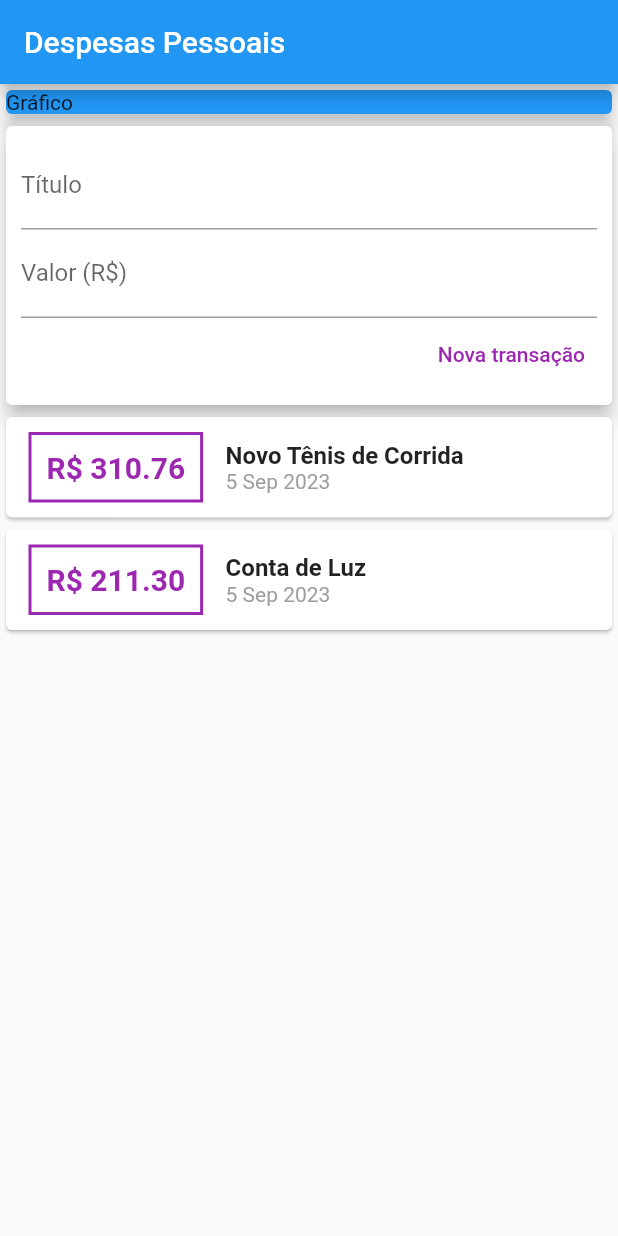
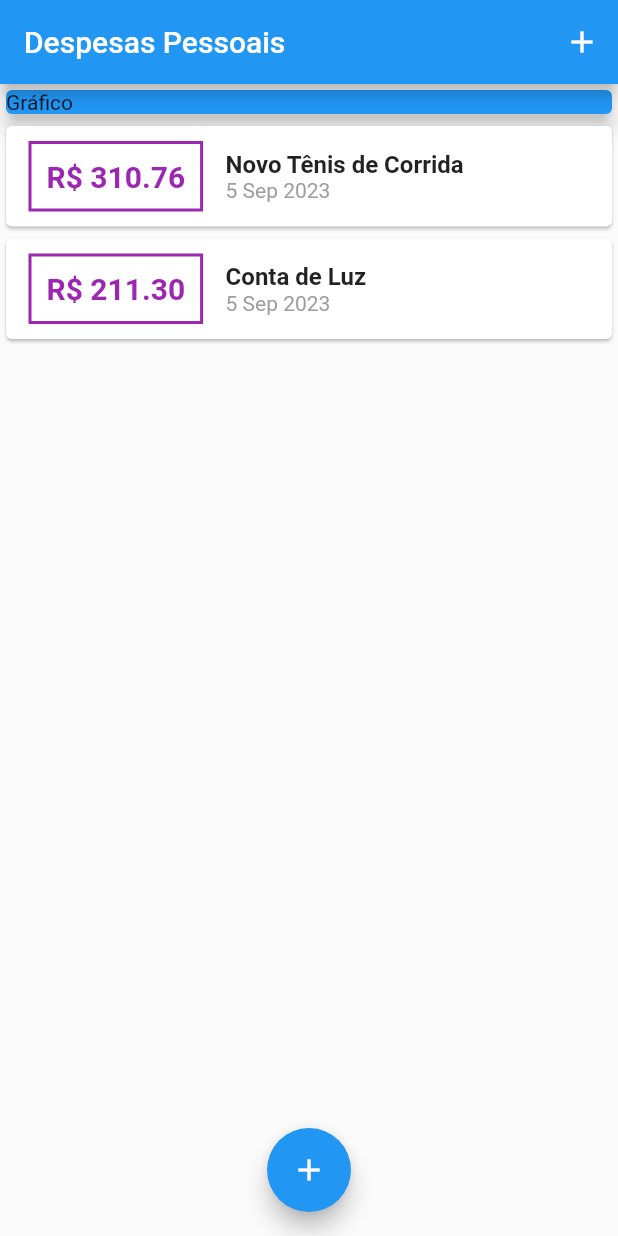
Before and after one commit to FranciscoCFranco/DespesasPessoais, a Flutter app: the screen it shows after launch, on a phone screen of 412 x 824 dp. Run offline on Flutter 3.47's test engine with Material 2 defaults, Android fonts, the phone set to English and light mode, and no system bars.

Commit message:
adding modal to transaction

```diff
--- a/expenses/lib/components/transaction_form.dart
+++ b/expenses/lib/components/transaction_form.dart
@@ -1,58 +1,68 @@
 import 'package:flutter/material.dart';
 
-class TransactionForm extends StatelessWidget {
-  final void Function(String title, double value) onSubmit;
-  TransactionForm(this.onSubmit);
+class TransactionForm extends StatefulWidget {
+  final void Function(String, double) onSubmit;
+
+  const TransactionForm(this.onSubmit, {Key? key}) : super(key: key);
 
   @override
-  Widget build(BuildContext context) {
+  State<TransactionForm> createState() => _TransactionFormState();
+}
+
+class _TransactionFormState extends State<TransactionForm> {
   final titleController = TextEditingController();
+
   final valueController = TextEditingController();
 
   _submitForm() {
     final title = titleController.text;
-      final value = double.tryParse(valueController.text) ?? 0.0;
+    final value = double.tryParse(valueController.text) ?? 0;
 
     if (title.isEmpty || value <= 0) {
       return;
     }
 
-      onSubmit(title, value);
+    widget.onSubmit(title, value);
   }
 
+  @override
+  Widget build(BuildContext context) {
     return Card(
       elevation: 5,
       child: Padding(
         padding: const EdgeInsets.all(10),
         child: Column(
-          children: <Widget>[
+          children: [
             TextField(
               controller: titleController,
               onSubmitted: (_) => _submitForm(),
-              decoration: InputDecoration(
+              decoration: const InputDecoration(
                 labelText: 'Título',
               ),
             ),
             TextField(
               controller: valueController,
-              keyboardType: TextInputType.numberWithOptions(decimal: true),
+              keyboardType:
+                  const TextInputType.numberWithOptions(decimal: true),
               onSubmitted: (_) => _submitForm(),
-              decoration: InputDecoration(
+              decoration: const InputDecoration(
                 labelText: 'Valor (R\$)',
               ),
             ),
             Row(
               mainAxisAlignment: MainAxisAlignment.end,
-              children: [
+              children: <Widget>[
                 TextButton(
+                  child: const Text(
+                    'Nova Transação',
+                    style: TextStyle(
+                      color: Colors.purple,
+                    ),
+                  ),
                   onPressed: _submitForm,
-                  style: TextButton.styleFrom(
-                    primary: Colors.purple,
+                )
+              ],
             ),
-                  child: Text('Nova transação'),
-                ),
-              ],
-            )
           ],
         ),
       ),
--- a/expenses/lib/components/transaction_user.dart
+++ /dev/null
@@ -1,51 +0,0 @@
-import 'dart:math';
-
-import 'package:flutter/material.dart';
-import './transaction_form.dart';
-import './transaction_list.dart';
-import '../models/transaction.dart';
-
-class TransactionUserState extends StatefulWidget {
-  @override
-  State<TransactionUserState> createState() => _TransactionUserState();
-}
-
-class _TransactionUserState extends State<TransactionUserState> {
-  final _transactions = [
-    Transaction(
-      id: 't1',
-      title: 'Novo Tênis de Corrida',
-      value: 310.76,
-      date: DateTime.now(),
-    ),
-    Transaction(
-      id: 't2',
-      title: 'Conta de Luz',
-      value: 211.30,
-      date: DateTime.now(),
-    ),
-  ];
-
-  void _addTransaction(String title, double value) {
-    final newTransaction = Transaction(
-      id: Random().nextDouble().toString(),
-      title: title,
-      value: value,
-      date: DateTime.now(),
-    );
-
-    setState(() {
-      _transactions.add(newTransaction);
-    });
-  }
-
-  @override
-  Widget build(BuildContext context) {
-    return Column(
-      children: <Widget>[
-        TransactionForm(_addTransaction),
-        TransactionList(_transactions),
-      ],
-    );
-  }
-}
--- a/expenses/lib/main.dart
+++ b/expenses/lib/main.dart
@@ -1,39 +1,98 @@
+import 'package:expenses/components/transaction_form.dart';
 import 'package:flutter/material.dart';
-import 'components/transaction_user.dart';
+import 'dart:math';
+import 'components/transaction_list.dart';
+import 'models/transaction.dart';
 
-main() => runApp(ExpensesApp());
+main() => runApp(const ExpensesApp());
 
 class ExpensesApp extends StatelessWidget {
+  const ExpensesApp({Key? key}) : super(key: key);
   @override
   Widget build(BuildContext context) {
-    return MaterialApp(
-      home: MyHomePage(),
-    );
+    return const MaterialApp(home: MyHomePage());
   }
 }
 
-class MyHomePage extends StatelessWidget {
+class MyHomePage extends StatefulWidget {
+  const MyHomePage({Key? key}) : super(key: key);
+
+  @override
+  State<MyHomePage> createState() => _MyHomePageState();
+}
+
+class _MyHomePageState extends State<MyHomePage> {
+  final _transactions = [
+    Transaction(
+      id: 't1',
+      title: 'Novo Tênis de Corrida',
+      value: 310.76,
+      date: DateTime.now(),
+    ),
+    Transaction(
+      id: 't2',
+      title: 'Conta de Luz',
+      value: 211.30,
+      date: DateTime.now(),
+    ),
+  ];
+
+  _addTransaction(String title, double value) {
+    final newTransaction = Transaction(
+      id: Random().nextDouble().toString(),
+      title: title,
+      value: value,
+      date: DateTime.now(),
+    );
+
+    setState(() {
+      _transactions.add(newTransaction);
+    });
+
+    Navigator.of(context).pop();
+  }
+
+  _openTransactionFormModal(BuildContext context) {
+    showModalBottomSheet(
+      context: context,
+      builder: (_) {
+        return TransactionForm(_addTransaction);
+      },
+    );
+  }
+
   @override
   Widget build(BuildContext context) {
     return Scaffold(
       appBar: AppBar(
         title: const Text('Despesas Pessoais'),
+        actions: [
+          IconButton(
+            icon: const Icon(Icons.add),
+            onPressed: () => _openTransactionFormModal(context),
+          ),
+        ],
       ),
       body: SingleChildScrollView(
         child: Column(
           crossAxisAlignment: CrossAxisAlignment.stretch,
-          children: <Widget>[
-            Container(
+          children: [
+            const SizedBox(
               child: Card(
                 color: Colors.blue,
                 child: Text('Gráfico'),
                 elevation: 5,
               ),
             ),
-            TransactionUserState(),
+            TransactionList(_transactions),
           ],
         ),
       ),
+      floatingActionButton: FloatingActionButton(
+        child: const Icon(Icons.add),
+        onPressed: () => _openTransactionFormModal(context),
+      ),
+      floatingActionButtonLocation: FloatingActionButtonLocation.centerFloat,
     );
   }
 }
```
Lines whose indentation alone changed are shown as unchanged.
